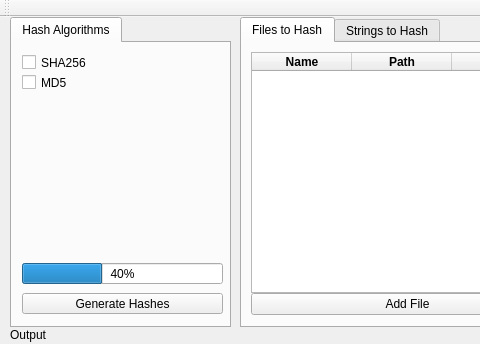
This is GUI/FileHasherUI/filehasher.ui in AlEscher/FileHasher as Qt 5 draws it before an edit; both pictures show x 0 to 480 and y 0 to 344 of the 898 by 578 pixel window. The edited form follows.
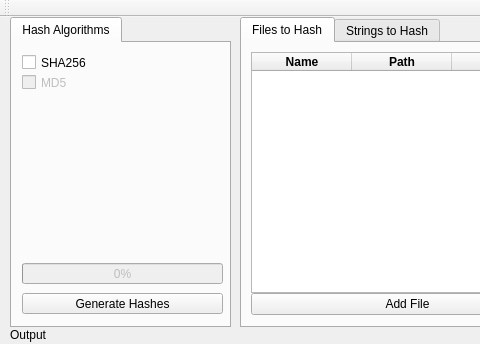
This is the edited form.

What changed in the file:
```diff
--- a/GUI/FileHasherUI/filehasher.ui
+++ b/GUI/FileHasherUI/filehasher.ui
@@ -175,6 +175,9 @@
       </property>
      </widget>
      <widget class="QCheckBox" name="md5CB">
+      <property name="enabled">
+       <bool>false</bool>
+      </property>
       <property name="geometry">
        <rect>
         <x>10</x>
@@ -207,6 +210,9 @@
       </property>
      </widget>
      <widget class="QProgressBar" name="progressBar">
+      <property name="enabled">
+       <bool>false</bool>
+      </property>
       <property name="geometry">
        <rect>
         <x>10</x>
@@ -219,7 +225,7 @@
        <cursorShape>BusyCursor</cursorShape>
       </property>
       <property name="value">
-       <number>40</number>
+       <number>0</number>
       </property>
       <property name="alignment">
        <set>Qt::AlignLeading|Qt::AlignLeft|Qt::AlignVCenter</set>
```
Left out of the diff: 2 changed lines with no effect on the pictures.
